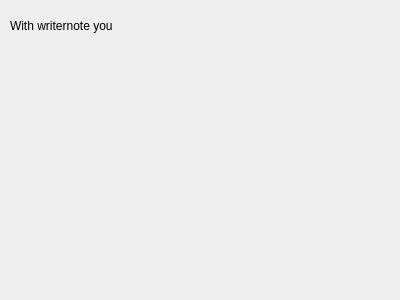
giacomogroppi/writernote-qt, file src/currenttitle/option/ui_option_copybook.ui: the form before one commit.
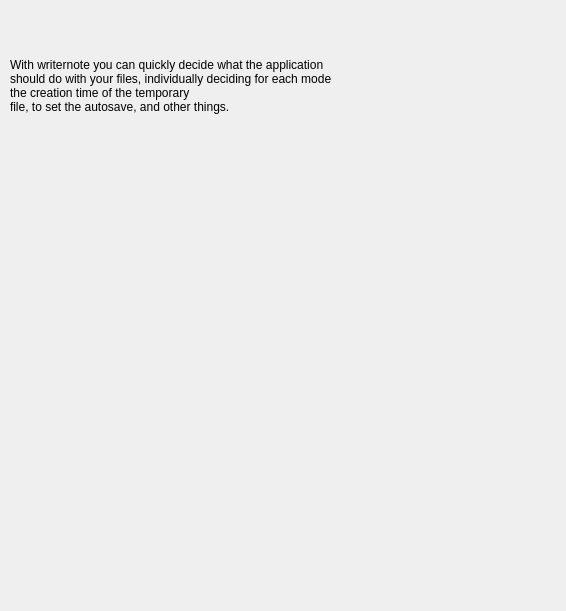
The form after the commit.

Commit message: modificato:             src/currenttitle/option/ui_option_copybook.cpp 	modificato:             src/currenttitle/option/ui_option_copybook.h 	modificato:             src/currenttitle/option/ui_option_copybook.ui 	modificato:             src/restore_file/ui/setting_restore_ui.cpp 	modificato:             src/restore_file/ui/setting_restore_ui.h 	modificato:             writernote.pro

Diff of the .ui file:
```diff
--- a/src/currenttitle/option/ui_option_copybook.ui
+++ b/src/currenttitle/option/ui_option_copybook.ui
@@ -6,8 +6,8 @@
    <rect>
     <x>0</x>
     <y>0</y>
-    <width>400</width>
-    <height>300</height>
+    <width>566</width>
+    <height>611</height>
    </rect>
   </property>
   <property name="windowTitle">
@@ -18,12 +18,15 @@
     <rect>
      <x>10</x>
      <y>10</y>
-     <width>381</width>
-     <height>31</height>
+     <width>421</width>
+     <height>151</height>
     </rect>
    </property>
    <property name="text">
-    <string>With writernote you </string>
+    <string>With writernote you can quickly decide what the application 
+should do with your files, individually deciding for each mode 
+the creation time of the temporary 
+file, to set the autosave, and other things.</string>
    </property>
   </widget>
  </widget>
```
The commit also changes 5 other files.
